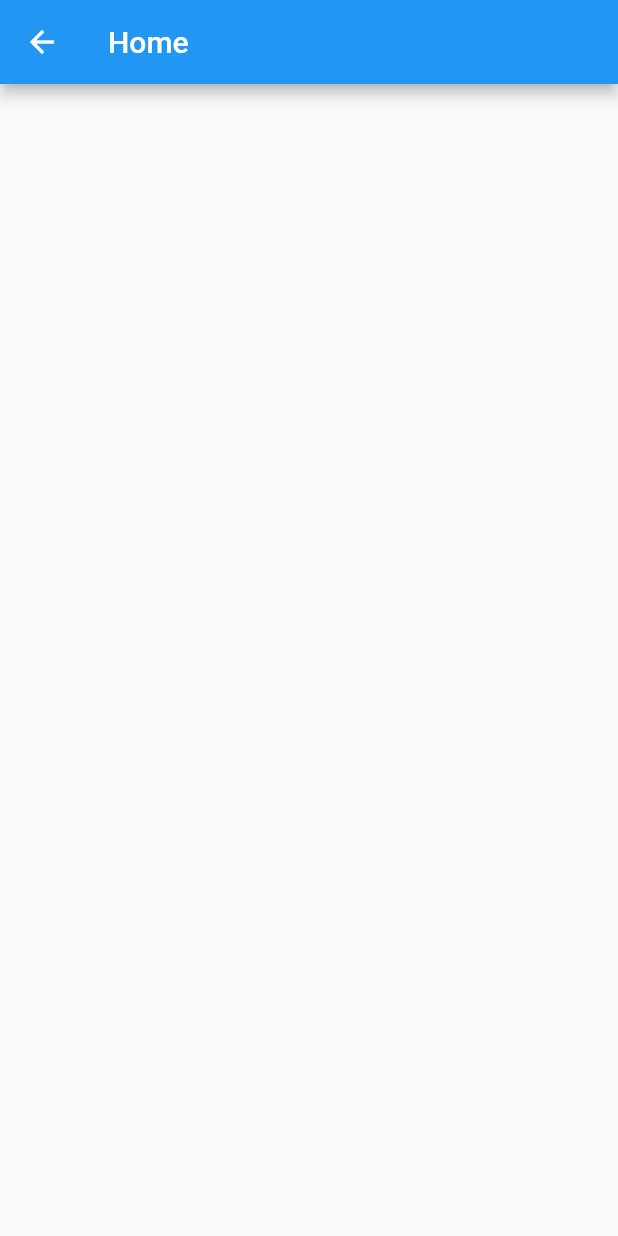
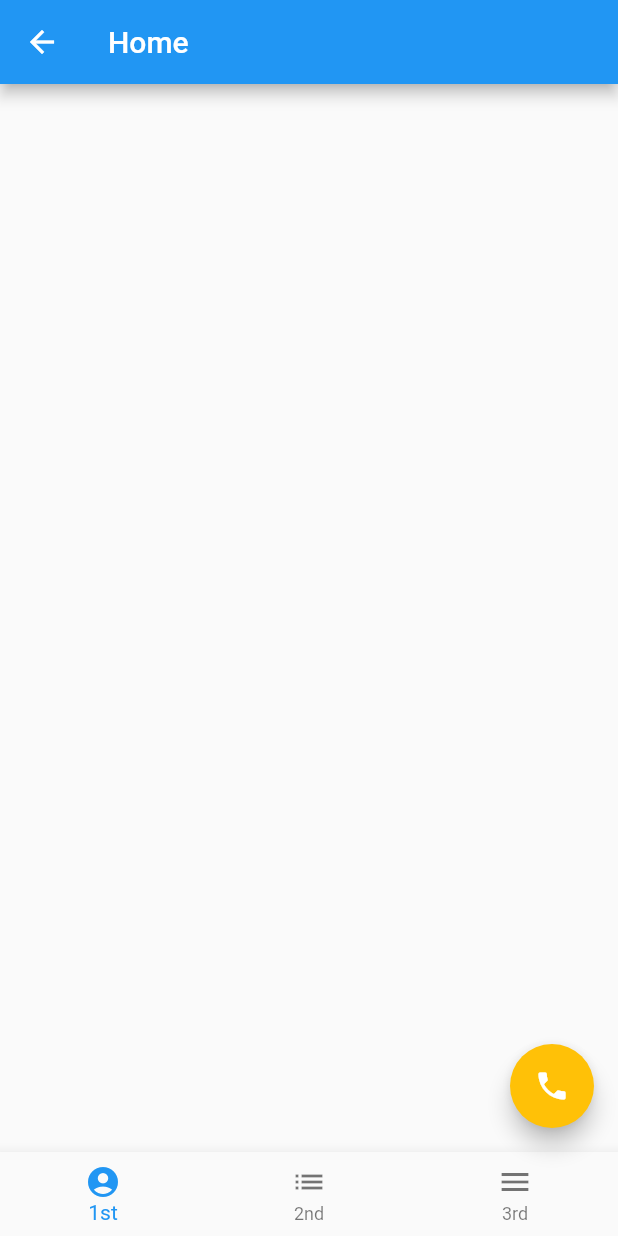
Before and after one commit to anhlh1706/my_flutter, a Flutter app: the Home screen opened directly, on a phone screen of 412 x 824 dp. Run offline on Flutter 3.47's test engine with Material 2 defaults, Android fonts, the phone set to English and light mode, and no system bars; our stand-ins replace camera, story_view.

Commit message:
add tabbar

```diff
--- a/login_form/lib/src/home.dart
+++ b/login_form/lib/src/home.dart
@@ -6,7 +6,28 @@ class Home extends StatelessWidget {
   @override
   Widget build(BuildContext context) {
     return Scaffold(
-      appBar: AppBar(title: Text('Home')),
+        floatingActionButton: _getFloatingActionButton(),
+        appBar: AppBar(title: Text('Home')),
+        bottomNavigationBar: _getBottomNavigationBar());
+  }
+
+  BottomNavigationBar _getBottomNavigationBar() {
+    return BottomNavigationBar(
+      items: [
+        BottomNavigationBarItem(
+            title: Text('1st'), icon: Icon(Icons.account_circle)),
+        BottomNavigationBarItem(title: Text('2nd'), icon: Icon(Icons.list)),
+        BottomNavigationBarItem(title: Text('3rd'), icon: Icon(Icons.menu))
+      ],
+      onTap: (int index) => print(index),
+    );
+  }
+
+  FloatingActionButton _getFloatingActionButton() {
+    return FloatingActionButton(
+      onPressed: () => print('Tap floating'),
+      backgroundColor: Colors.amber,
+      child: Icon(Icons.phone),
     );
   }
 }
--- a/login_form/lib/src/login.dart
+++ b/login_form/lib/src/login.dart
@@ -89,12 +89,14 @@ class _LoginState extends State<Login> {
                 mainAxisAlignment: MainAxisAlignment.spaceBetween,
                 children: [
                   FlatButton(
-                    onPressed: () => print('Sign up'),
-                    child: Text(
-                      'NEW USER? SIGN UP',
-                      style: TextStyle(color: Color(0xff333333)),
-                    ),
-                  ),
+                      onPressed: () => print('Sign up'),
+                      child: InkWell(
+                        child: Text(
+                          'NEW USER? SIGN UP',
+                          style: TextStyle(color: Color(0xff333333)),
+                        ),
+                        onTap: () => print('Tap sign up'),
+                      )),
                   FlatButton(
                     onPressed: () => print('Fotgot password'),
                     child: Text('FORGOT PASSWORD?',
```
